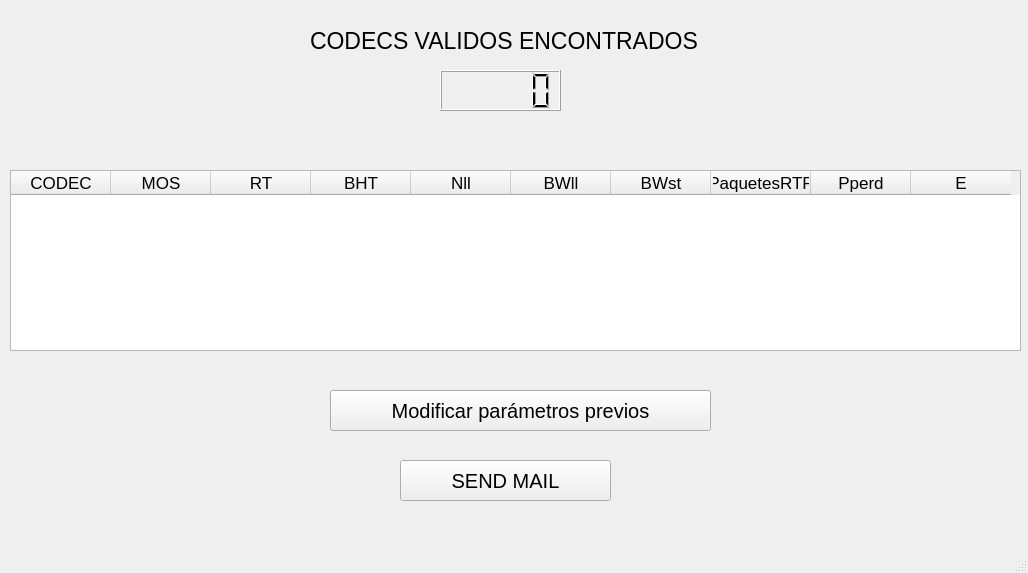
First picture: the form in ventana_iu.ui, repository joseluistejero/voipNetworkQoS, before the edit.
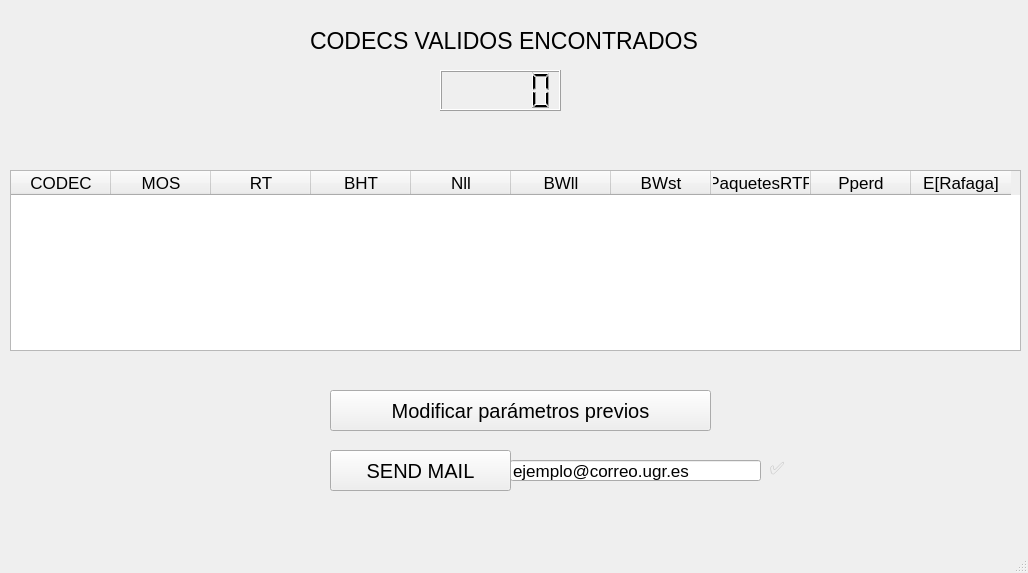
Second picture: the form after the edit.

The edit to the form file:
```diff
--- a/ventana_iu.ui
+++ b/ventana_iu.ui
@@ -166,16 +166,16 @@
     </column>
     <column>
      <property name="text">
-      <string>E</string>
+      <string>E[Rafaga]</string>
      </property>
     </column>
    </widget>
    <widget class="QPushButton" name="sendMail">
     <property name="geometry">
      <rect>
-      <x>400</x>
-      <y>460</y>
-      <width>211</width>
+      <x>330</x>
+      <y>450</y>
+      <width>181</width>
       <height>41</height>
      </rect>
     </property>
@@ -188,6 +188,50 @@
      <string>SEND MAIL</string>
     </property>
    </widget>
+   <widget class="QLineEdit" name="correo">
+    <property name="enabled">
+     <bool>true</bool>
+    </property>
+    <property name="geometry">
+     <rect>
+      <x>510</x>
+      <y>460</y>
+      <width>251</width>
+      <height>21</height>
+     </rect>
+    </property>
+    <property name="font">
+     <font>
+      <pointsize>13</pointsize>
+      <weight>50</weight>
+      <bold>false</bold>
+      <strikeout>false</strikeout>
+      <kerning>true</kerning>
+     </font>
+    </property>
+    <property name="layoutDirection">
+     <enum>Qt::LeftToRight</enum>
+    </property>
+    <property name="text">
+     <string>ejemplo@correo.ugr.es</string>
+    </property>
+   </widget>
+   <widget class="QLabel" name="correoEnviado">
+    <property name="enabled">
+     <bool>false</bool>
+    </property>
+    <property name="geometry">
+     <rect>
+      <x>770</x>
+      <y>460</y>
+      <width>21</width>
+      <height>16</height>
+     </rect>
+    </property>
+    <property name="text">
+     <string>✅</string>
+    </property>
+   </widget>
   </widget>
   <widget class="QMenuBar" name="menubar">
    <property name="geometry">
```
Left out of the diff: 8 changed lines with no effect on the pictures.
